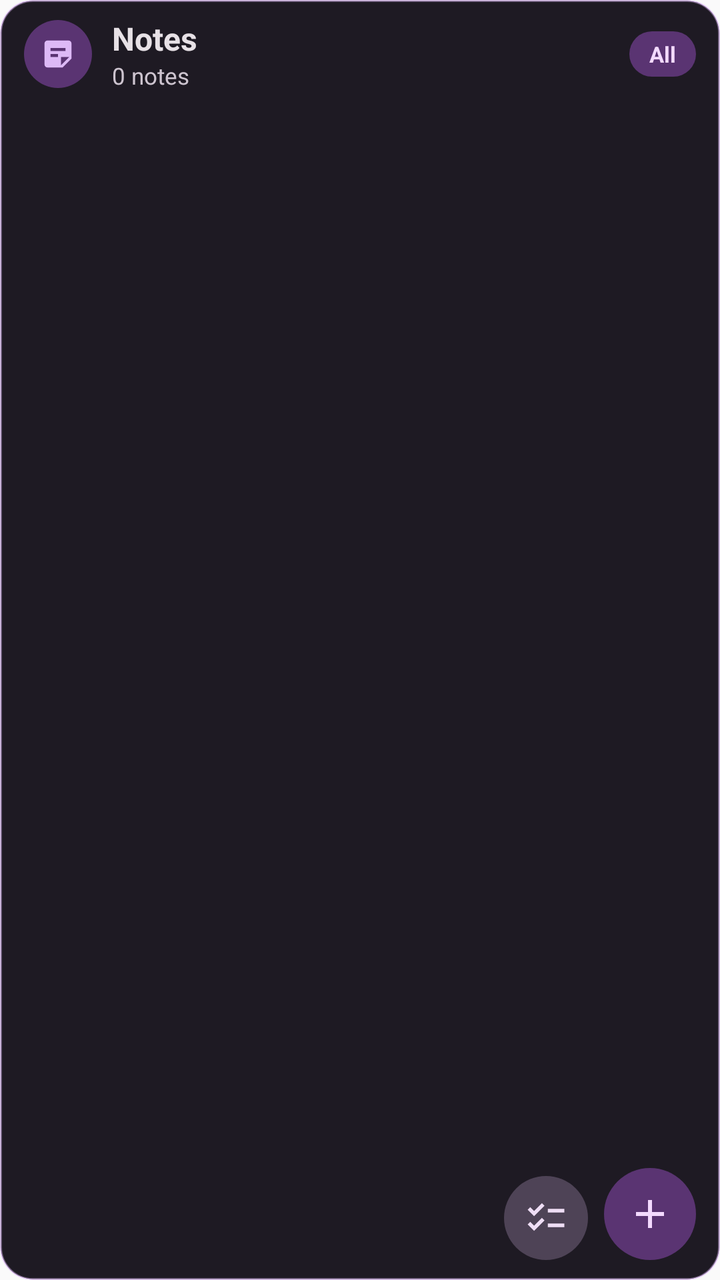
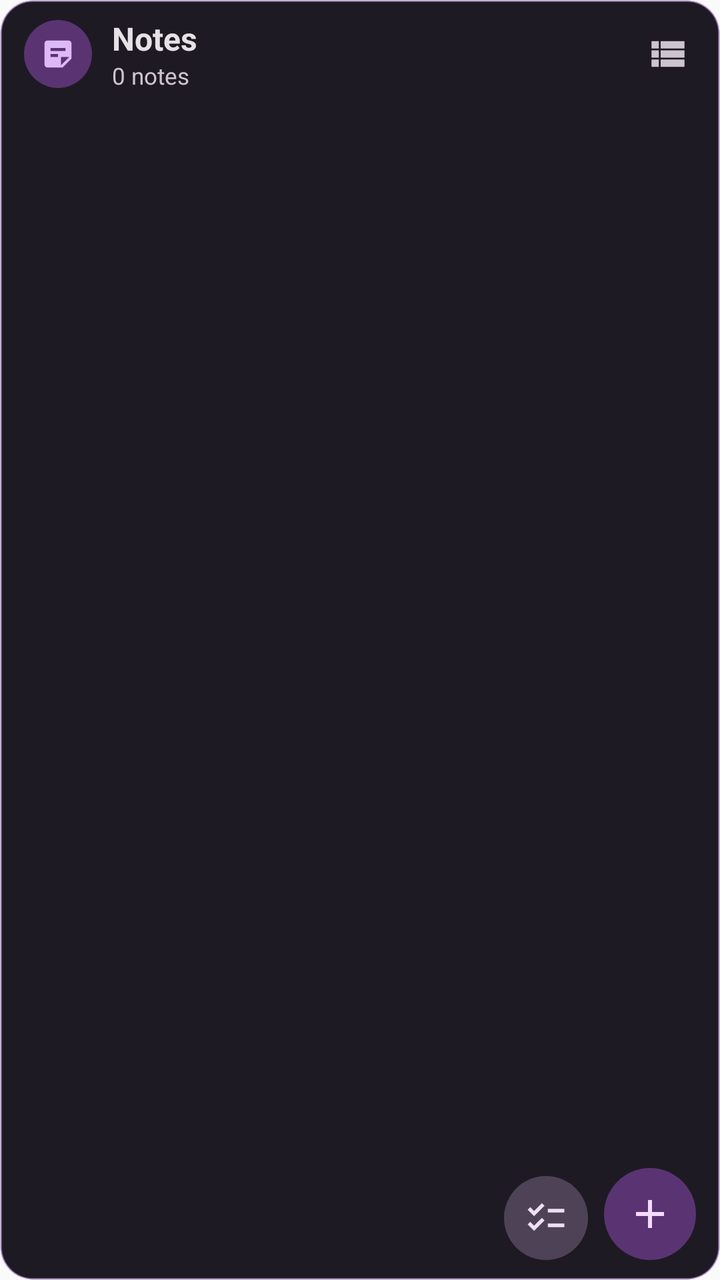

Screens rendered from an Android XML layout before and after an edit, with the pre-edit source and the edit as a unified diff.
<!-- AndroidManifest.xml: application theme Theme.Toolbox -->
<!-- res/layout/widget_notes.xml -->
<?xml version="1.0" encoding="utf-8"?>
<FrameLayout xmlns:android="http://schemas.android.com/apk/res/android"
    android:id="@android:id/background"
    android:layout_width="match_parent"
    android:layout_height="match_parent"
    android:background="@drawable/bg_todo_widget_card"
    android:clipToOutline="true">

    <ImageView
        android:id="@+id/widget_notes_background"
        android:layout_width="match_parent"
        android:layout_height="match_parent"
        android:contentDescription="@null"
        android:scaleType="fitXY"
        android:src="@drawable/bg_todo_widget_card" />

    <LinearLayout
        android:id="@+id/widget_notes_content"
        android:layout_width="match_parent"
        android:layout_height="match_parent"
        android:orientation="vertical">

        
        <LinearLayout
            android:id="@+id/widget_notes_header"
            android:layout_width="match_parent"
            android:layout_height="52dp"
            android:gravity="center_vertical"
            android:orientation="horizontal"
            android:paddingStart="12dp"
            android:paddingTop="8dp"
            android:paddingEnd="12dp"
            android:paddingBottom="6dp">

            <FrameLayout
                android:id="@+id/widget_notes_header_badge"
                android:layout_width="34dp"
                android:layout_height="34dp">

                <ImageView
                    android:id="@+id/widget_notes_header_badge_bg"
                    android:layout_width="match_parent"
                    android:layout_height="match_parent"
                    android:contentDescription="@null"
                    android:src="@drawable/bg_music_widget_circle"
                    android:tint="#FF5A3472" />

                <ImageView
                    android:id="@+id/widget_notes_header_badge_icon"
                    android:layout_width="match_parent"
                    android:layout_height="match_parent"
                    android:contentDescription="@null"
                    android:padding="8dp"
                    android:scaleType="centerInside"
                    android:src="@drawable/ic_notes_widget_note"
                    android:tint="#FFDDB9F6" />
            </FrameLayout>

            <LinearLayout
                android:id="@+id/widget_notes_header_text_container"
                android:layout_width="0dp"
                android:layout_height="wrap_content"
                android:layout_marginStart="10dp"
                android:layout_weight="1"
                android:orientation="vertical">

                <TextView
                    android:id="@+id/widget_notes_title"
                    android:layout_width="match_parent"
                    android:layout_height="wrap_content"
                    android:ellipsize="end"
                    android:maxLines="1"
                    android:text="Notes"
                    android:textColor="#FFE7E1E6"
                    android:textSize="16sp"
                    android:textStyle="bold" />

                <TextView
                    android:id="@+id/widget_notes_subtext"
                    android:layout_width="match_parent"
                    android:layout_height="wrap_content"
                    android:ellipsize="end"
                    android:maxLines="1"
                    android:text="0 notes"
                    android:textColor="#FFCDC4CF"
                    android:textSize="11.5sp" />
            </LinearLayout>

            
            <TextView
                android:id="@+id/widget_notes_filter_pill"
                android:layout_width="wrap_content"
                android:layout_height="wrap_content"
                android:layout_marginStart="8dp"
                android:background="@drawable/bg_todo_widget_pill"
                android:ellipsize="end"
                android:maxLines="1"
                android:maxWidth="110dp"
                android:paddingStart="10dp"
                android:paddingTop="4dp"
                android:paddingEnd="10dp"
                android:paddingBottom="4dp"
                android:text="All"
                android:textColor="#FFF3DAFF"
                android:textSize="11sp"
                android:textStyle="bold" />
        </LinearLayout>

        
        <FrameLayout
            android:layout_width="match_parent"
            android:layout_height="0dp"
            android:layout_weight="1">

            <ListView
                android:id="@+id/widget_notes_list_view"
                android:layout_width="match_parent"
                android:layout_height="match_parent"
                android:clipToPadding="false"
                android:divider="@android:color/transparent"
                android:dividerHeight="6dp"
                android:paddingStart="10dp"
                android:paddingTop="2dp"
                android:paddingEnd="10dp"
                android:paddingBottom="68dp"
                android:scrollbars="vertical" />

            <LinearLayout
                android:id="@+id/widget_notes_empty_view"
                android:layout_width="match_parent"
                android:layout_height="match_parent"
                android:gravity="center"
                android:orientation="vertical"
                android:paddingStart="24dp"
                android:paddingTop="12dp"
                android:paddingEnd="24dp"
                android:paddingBottom="44dp"
                android:visibility="gone">

                <FrameLayout
                    android:layout_width="44dp"
                    android:layout_height="44dp">

                    <ImageView
                        android:id="@+id/widget_notes_empty_badge_bg"
                        android:layout_width="match_parent"
                        android:layout_height="match_parent"
                        android:contentDescription="@null"
                        android:src="@drawable/bg_music_widget_circle"
                        android:tint="#805A3472" />

                    <ImageView
                        android:id="@+id/widget_notes_empty_badge_icon"
                        android:layout_width="match_parent"
                        android:layout_height="match_parent"
                        android:contentDescription="@null"
                        android:padding="10dp"
                        android:scaleType="centerInside"
                        android:src="@drawable/ic_notes_widget_note"
                        android:tint="#FFDDB9F6" />
                </FrameLayout>

                <TextView
                    android:id="@+id/widget_notes_empty_title"
                    android:layout_width="wrap_content"
                    android:layout_height="wrap_content"
                    android:layout_marginTop="8dp"
                    android:gravity="center"
                    android:text="No notes yet"
                    android:textColor="#FFE7E1E6"
                    android:textSize="14sp"
                    android:textStyle="bold" />

                <TextView
                    android:id="@+id/widget_notes_empty_subtitle"
                    android:layout_width="wrap_content"
                    android:layout_height="wrap_content"
                    android:layout_marginTop="2dp"
                    android:gravity="center"
                    android:text="Tap + or checklist to take a note"
                    android:textColor="#FFCDC4CF"
                    android:textSize="11.5sp" />
            </LinearLayout>
        </FrameLayout>
    </LinearLayout>

    
    <LinearLayout
        android:id="@+id/widget_notes_bottom_overlay"
        android:layout_width="match_parent"
        android:layout_height="wrap_content"
        android:layout_gravity="bottom"
        android:gravity="bottom|end"
        android:orientation="horizontal"
        android:paddingStart="10dp"
        android:paddingTop="6dp"
        android:paddingEnd="12dp"
        android:paddingBottom="10dp">

        <LinearLayout
            android:id="@+id/widget_notes_fabs_container"
            android:layout_width="wrap_content"
            android:layout_height="wrap_content"
            android:gravity="bottom|end"
            android:orientation="horizontal">

            
            <FrameLayout
                android:id="@+id/widget_notes_fab_checklist_container"
                android:layout_width="42dp"
                android:layout_height="42dp"
                android:layout_marginEnd="8dp">

                <ImageView
                    android:id="@+id/widget_notes_fab_checklist_bg"
                    android:layout_width="match_parent"
                    android:layout_height="match_parent"
                    android:contentDescription="@null"
                    android:src="@drawable/bg_music_widget_circle"
                    android:tint="#FF4E4356" />

                <ImageView
                    android:id="@+id/widget_notes_fab_checklist"
                    android:layout_width="match_parent"
                    android:layout_height="match_parent"
                    android:background="?android:attr/selectableItemBackgroundBorderless"
                    android:contentDescription="New checklist in Notes"
                    android:padding="10dp"
                    android:scaleType="centerInside"
                    android:src="@drawable/ic_todo_widget_checklist"
                    android:tint="#FFEFDEF5" />
            </FrameLayout>

            
            <FrameLayout
                android:id="@+id/widget_notes_fab_plus_container"
                android:layout_width="46dp"
                android:layout_height="46dp">

                <ImageView
                    android:id="@+id/widget_notes_fab_plus_bg"
                    android:layout_width="match_parent"
                    android:layout_height="match_parent"
                    android:contentDescription="@null"
                    android:src="@drawable/bg_music_widget_circle"
                    android:tint="#FF5A3472" />

                <ImageView
                    android:id="@+id/widget_notes_fab_plus"
                    android:layout_width="match_parent"
                    android:layout_height="match_parent"
                    android:background="?android:attr/selectableItemBackgroundBorderless"
                    android:contentDescription="New note in Notes"
                    android:padding="11dp"
                    android:scaleType="centerInside"
                    android:src="@drawable/ic_media_add"
                    android:tint="#FFF3DAFF" />
            </FrameLayout>
        </LinearLayout>
    </LinearLayout>
</FrameLayout>
<!-- resources referenced by this layout -->
<resources>
  <!-- drawable bg_music_widget_circle (drawable) -->
  <?xml version="1.0" encoding="utf-8"?>
  <shape xmlns:android="http://schemas.android.com/apk/res/android"
      android:shape="oval">
      <solid android:color="#FFFFFFFF" />
  </shape>
  <!-- drawable bg_todo_widget_card (drawable) -->
  <?xml version="1.0" encoding="utf-8"?>
  <shape xmlns:android="http://schemas.android.com/apk/res/android"
      android:shape="rectangle">
      <corners android:radius="16dp" />
      <solid android:color="#FF1E1A23" />
      <stroke
          android:width="1dp"
          android:color="#6BDDB9F6" />
  </shape>
  <!-- drawable bg_todo_widget_pill (drawable) -->
  <?xml version="1.0" encoding="utf-8"?>
  <shape xmlns:android="http://schemas.android.com/apk/res/android"
      android:shape="rectangle">
      <corners android:radius="999dp" />
      <solid android:color="#FF5A3472" />
  </shape>
  <!-- drawable ic_media_add (drawable) -->
  <vector xmlns:android="http://schemas.android.com/apk/res/android"
      android:width="24dp"
      android:height="24dp"
      android:viewportWidth="24"
      android:viewportHeight="24">
      <path
          android:fillColor="#FFFFFFFF"
          android:pathData="M19,13h-6v6h-2v-6H5v-2h6V5h2v6h6v2z" />
  </vector>
  <!-- drawable ic_notes_widget_note (drawable) -->
  <?xml version="1.0" encoding="utf-8"?>
  <vector xmlns:android="http://schemas.android.com/apk/res/android"
      android:width="24dp"
      android:height="24dp"
      android:viewportWidth="24"
      android:viewportHeight="24">
      <path
          android:fillColor="#FFFFFFFF"
          android:pathData="M19,3H4.99C3.89,3 3,3.9 3,5l0.01,14c0,1.1 0.89,2 1.99,2h10l6,-6V5C21,3.9 20.1,3 19,3zM7,8h10v2H7V8zM12,14H7v-2h5V14zM14,19.5V14h5.5L14,19.5z" />
  </vector>
  <!-- drawable ic_todo_widget_checklist (drawable) -->
  <?xml version="1.0" encoding="utf-8"?>
  <vector xmlns:android="http://schemas.android.com/apk/res/android"
      android:width="24dp"
      android:height="24dp"
      android:viewportWidth="24"
      android:viewportHeight="24">
      <path
          android:fillColor="#FFFFFFFF"
          android:pathData="M22,7h-9v2h9V7zM22,15h-9v2h9V15zM5.54,11L2,7.46l1.41,-1.41l2.12,2.12l4.24,-4.24l1.41,1.41L5.54,11zM5.54,19L2,15.46l1.41,-1.41l2.12,2.12l4.24,-4.24l1.41,1.41L5.54,19z" />
  </vector>
  <style name="Theme.Toolbox" parent="android:Theme.Material.Light.NoActionBar" />
</resources>

<!-- the commit's change to res/layout/widget_notes.xml (unified diff, before → after) -->
@@ -29,7 +29,7 @@
             android:orientation="horizontal"
             android:paddingStart="12dp"
             android:paddingTop="8dp"
-            android:paddingEnd="12dp"
+            android:paddingEnd="8dp"
             android:paddingBottom="6dp">
 
             <FrameLayout
@@ -87,23 +87,53 @@
             </LinearLayout>
 
             
-            <TextView
-                android:id="@+id/widget_notes_filter_pill"
-                android:layout_width="wrap_content"
-                android:layout_height="wrap_content"
-                android:layout_marginStart="8dp"
-                android:background="@drawable/bg_todo_widget_pill"
-                android:ellipsize="end"
-                android:maxLines="1"
-                android:maxWidth="110dp"
-                android:paddingStart="10dp"
-                android:paddingTop="4dp"
-                android:paddingEnd="10dp"
-                android:paddingBottom="4dp"
-                android:text="All"
-                android:textColor="#FFF3DAFF"
-                android:textSize="11sp"
-                android:textStyle="bold" />
+            <FrameLayout
+                android:id="@+id/widget_notes_view_mode_toggle"
+                android:layout_width="36dp"
+                android:layout_height="36dp"
+                android:layout_marginStart="4dp"
+                android:background="?android:attr/selectableItemBackgroundBorderless"
+                android:contentDescription="Toggle view mode">
+
+                <ImageView
+                    android:id="@+id/widget_notes_view_mode_list_icon"
+                    android:layout_width="22dp"
+                    android:layout_height="22dp"
+                    android:layout_gravity="center"
+                    android:contentDescription="@null"
+                    android:scaleType="centerInside"
+                    android:src="@drawable/ic_notes_widget_view_list"
+                    android:tint="#FFCDC4CF" />
+
+                <FrameLayout
+                    android:id="@+id/widget_notes_view_mode_grid_container"
+                    android:layout_width="match_parent"
+                    android:layout_height="match_parent"
+                    android:visibility="gone">
+
+                    <ImageView
+                        android:id="@+id/widget_notes_view_mode_grid_icon"
+                        android:layout_width="26dp"
+                        android:layout_height="26dp"
+                        android:layout_gravity="center"
+                        android:contentDescription="@null"
+                        android:scaleType="centerInside"
+                        android:src="@drawable/ic_notes_widget_fullscreen"
+                        android:tint="#FFCDC4CF" />
+
+                    <TextView
+                        android:id="@+id/widget_notes_view_mode_grid_count"
+                        android:layout_width="wrap_content"
+                        android:layout_height="wrap_content"
+                        android:layout_gravity="center"
+                        android:gravity="center"
+                        android:includeFontPadding="false"
+                        android:text="2"
+                        android:textColor="#FFCDC4CF"
+                        android:textSize="11sp"
+                        android:textStyle="bold" />
+                </FrameLayout>
+            </FrameLayout>
         </LinearLayout>
 
         
<!-- resource entries referenced after the edit -->
@@ -16,13 +16,6 @@
           android:width="1dp"
           android:color="#6BDDB9F6" />
   </shape>
-  <!-- drawable bg_todo_widget_pill (drawable) -->
-  <?xml version="1.0" encoding="utf-8"?>
-  <shape xmlns:android="http://schemas.android.com/apk/res/android"
-      android:shape="rectangle">
-      <corners android:radius="999dp" />
-      <solid android:color="#FF5A3472" />
-  </shape>
   <!-- drawable ic_media_add (drawable) -->
   <vector xmlns:android="http://schemas.android.com/apk/res/android"
       android:width="24dp"
@@ -32,6 +25,17 @@
       <path
           android:fillColor="#FFFFFFFF"
           android:pathData="M19,13h-6v6h-2v-6H5v-2h6V5h2v6h6v2z" />
+  </vector>
+  <!-- drawable ic_notes_widget_fullscreen (drawable) -->
+  <?xml version="1.0" encoding="utf-8"?>
+  <vector xmlns:android="http://schemas.android.com/apk/res/android"
+      android:width="24dp"
+      android:height="24dp"
+      android:viewportWidth="24"
+      android:viewportHeight="24">
+      <path
+          android:fillColor="#FFFFFFFF"
+          android:pathData="M7,14H5v5h5v-2H7v-3zM5,10h2V7h3V5H5v5zM17,17h-3v2h5v-5h-2v3zM14,5v2h3v3h2V5h-5z" />
   </vector>
   <!-- drawable ic_notes_widget_note (drawable) -->
   <?xml version="1.0" encoding="utf-8"?>
@@ -43,6 +47,18 @@
       <path
           android:fillColor="#FFFFFFFF"
           android:pathData="M19,3H4.99C3.89,3 3,3.9 3,5l0.01,14c0,1.1 0.89,2 1.99,2h10l6,-6V5C21,3.9 20.1,3 19,3zM7,8h10v2H7V8zM12,14H7v-2h5V14zM14,19.5V14h5.5L14,19.5z" />
+  </vector>
+  <!-- drawable ic_notes_widget_view_list (drawable) -->
+  <?xml version="1.0" encoding="utf-8"?>
+  <vector xmlns:android="http://schemas.android.com/apk/res/android"
+      android:width="24dp"
+      android:height="24dp"
+      android:autoMirrored="true"
+      android:viewportWidth="24"
+      android:viewportHeight="24">
+      <path
+          android:fillColor="#FFFFFFFF"
+          android:pathData="M3,14h4v-4H3V14zM3,19h4v-4H3V19zM3,9h4V5H3V9zM8,14h13v-4H8V14zM8,19h13v-4H8V19zM8,5v4h13V5H8z" />
   </vector>
   <!-- drawable ic_todo_widget_checklist (drawable) -->
   <?xml version="1.0" encoding="utf-8"?>
